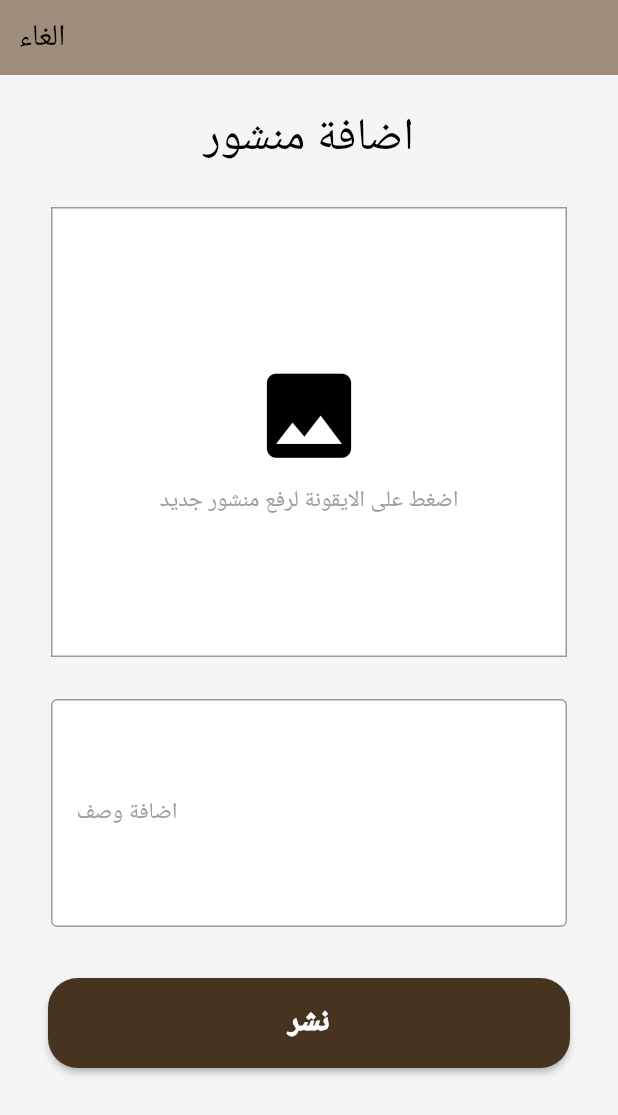
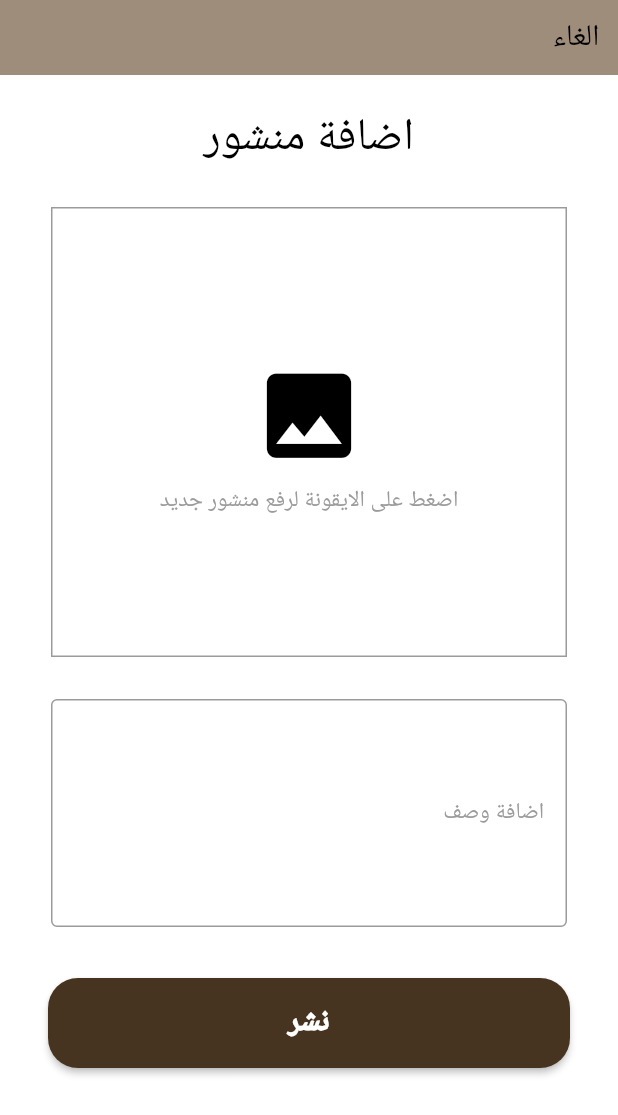
Before and after one commit to flutterCampTeam3/bunya-app, a Flutter app: the AddPostPage screen opened directly, on a phone screen of 412 x 824 dp. Shown: the top 1115 px of the screen. Run offline on Flutter 3.47's test engine with Material 3 defaults, Android fonts, the phone set to English and light mode, and no system bars; our stand-ins replace bloc, dash_chat_2, flutter_bloc, flutter_dotenv, flutter_otp_text_field, flutter_svg and 8 more; missing offline and left inert: timer_button; accounts and stored records are empty; project files that could hold a hidden picture were left out.

Commit message:
folder only

```diff
--- a/lib/pages/Office pages/add post page/add_post_page.dart
+++ b/lib/pages/Office pages/add post page/add_post_page.dart
@@ -36,8 +36,10 @@ class _AddPostPageState extends State<AddPostPage> {
       create: (context) => PostBloc(),
       child: Builder(builder: (context) {
         final bloc = context.read<PostBloc>();
-        return Scaffold(
-          backgroundColor: white,
+        return Directionality(
+          textDirection: TextDirection.rtl,
+          child: Scaffold(
+            // backgroundColor: white,
             appBar: PreferredSize(
               preferredSize: const Size.fromHeight(50.0),
               child: AppBar(
@@ -54,9 +56,8 @@ class _AddPostPageState extends State<AddPostPage> {
                 ),
               ),
             ),
-          body: ListView(
-            padding: EdgeInsets.all(20.0),
-            children:[ Center(
+            body: ListView(padding: const EdgeInsets.all(20.0), children: [
+              Center(
                   child: Column(
                 children: [
                   Text(
@@ -118,8 +119,7 @@ class _AddPostPageState extends State<AddPostPage> {
                     child: TextField(
                       decoration: InputDecoration(
                           labelText: '   اضافة وصف',
-                        hintText:
-                            "اضف وصف للعمل الخاص بك ",
+                          hintText: "اضف وصف للعمل الخاص بك ",
                           labelStyle: TextStyle(
                               color: darkGreyColor,
                               fontWeight: FontWeight.w500,
@@ -158,6 +158,7 @@ class _AddPostPageState extends State<AddPostPage> {
                 ],
               )),
             ]),
+          ),
         );
       }),
     );
--- a/pubspec.yaml
+++ b/pubspec.yaml
@@ -5,7 +5,7 @@ version: 0.1.0
 
 environment:
   #sdk: '>=3.4.0-99.1.beta <4.0.0'
-  sdk: '>=3.4.0-99.1.beta <4.0.0'
+  sdk: '3.3.2'
 
 dependencies:
   flutter:
```
Also changed, not shown: lib/pages/Office pages/notification_page/notificaition_page.dart (added, +15 -0 lines), lib/pages/costumer pages/aichat/chat.dart (+7 -10 lines), lib/pages/costumer pages/home_page/widgets/appbar_widget.dart (+6 -1 lines), lib/pages/costumer pages/notification_page/notificaition_page.dart (added, +15 -0 lines), lib/pages/costumer pages/office profile pages/profile_office.dart (+22 -22 lines), lib/pages/intro pages/first_intro.dart (+16 -16 lines), pubspec.lock, 1 other file. Lines whose indentation alone changed are shown as unchanged.
